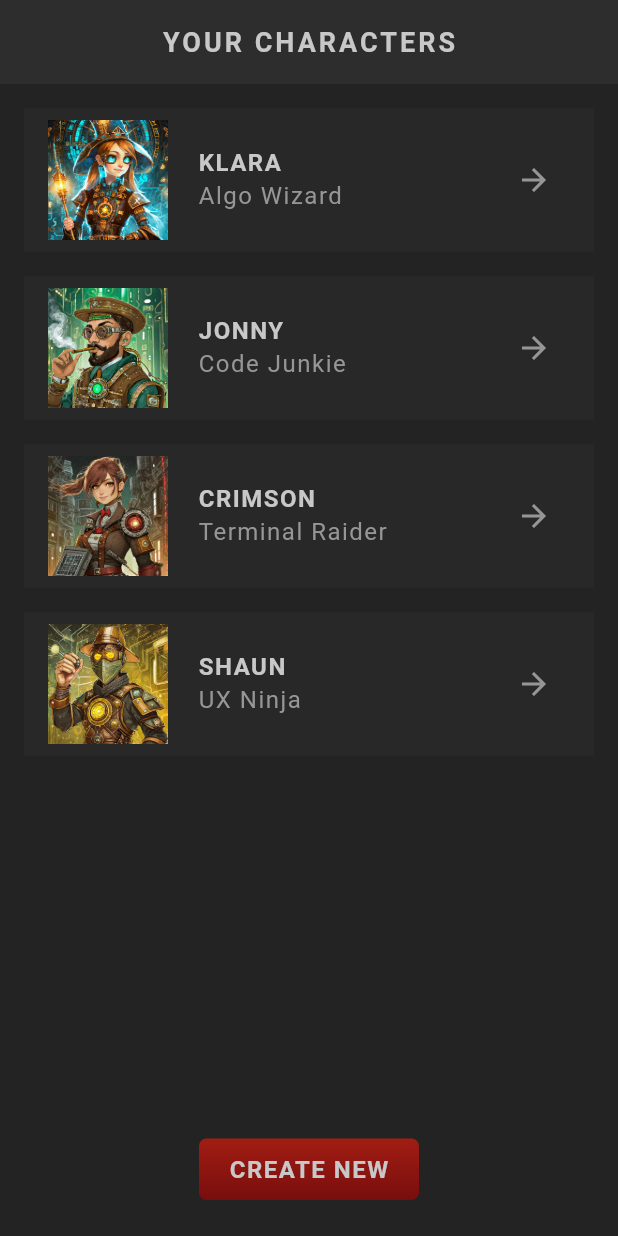
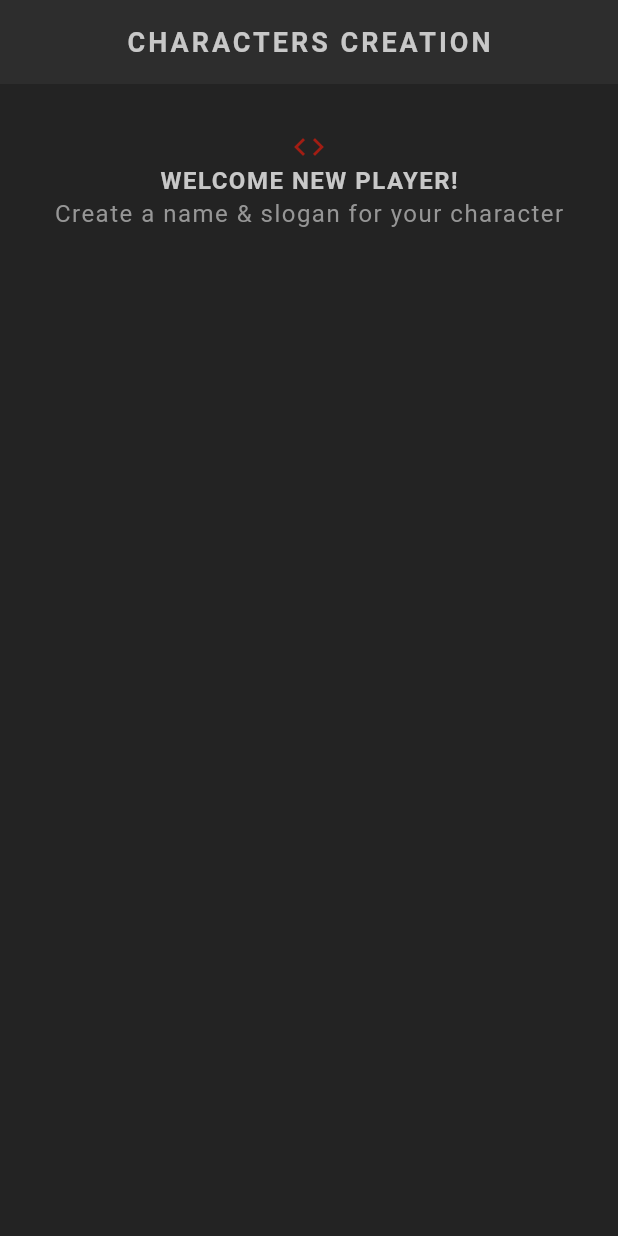
Before and after one commit to Lincxx/Fluuter_RPG, a Flutter app: the screen it shows after launch, on a phone screen of 412 x 824 dp. Run offline on Flutter 3.47's test engine with Material 3 defaults, Android fonts, the phone set to English and light mode, and no system bars; our stand-ins replace google_fonts; Roboto replaces fonts that are missing (Kanit).

Commit message:
Adding a Create Screen

```diff
--- a/lib/main.dart
+++ b/lib/main.dart
@@ -1,4 +1,5 @@
 import 'package:flutter/material.dart';
+import 'package:flutter_rpg/screens/create/create.dart';
 import 'package:flutter_rpg/screens/home/home.dart';
 import 'package:flutter_rpg/theme.dart';
 
@@ -6,7 +7,7 @@ void main() {
   runApp(MaterialApp(
     debugShowCheckedModeBanner: false,
     theme: primaryTheme,
-    home: const Home(),
+    home: const Create(),
   ));
 }
 
--- /dev/null
+++ b/lib/screens/create/create.dart
@@ -0,0 +1,44 @@
+// create screen widget
+
+import 'package:flutter/material.dart';
+import 'package:flutter_rpg/shared/styled_text.dart';
+import 'package:flutter_rpg/theme.dart';
+
+class Create extends StatefulWidget {
+  const Create({super.key});
+
+  @override
+  State<Create> createState() => _CreateState();
+}
+
+class _CreateState extends State<Create> {
+  @override
+  Widget build(BuildContext context) {
+    return Scaffold(
+      appBar: AppBar(
+        title: const StyledTitle('Characters Creation'),
+        centerTitle: true,
+      ),
+      body: Container(
+        padding: const EdgeInsets.symmetric(horizontal: 20, vertical: 30),
+        child: const Column(
+          children: [
+            //welcome message
+            Center(
+              child: Icon(Icons.code, color: AppColors.primaryColor),
+            ),
+            Center(
+              child: StyledHeading('Welcome new player!'),
+            ),
+            Center(
+              child: StyledText('Create a name & slogan for your character'),
+            ),
+            SizedBox(
+              height: 30,
+            )
+          ],
+        ),
+      ),
+    );
+  }
+}
```
